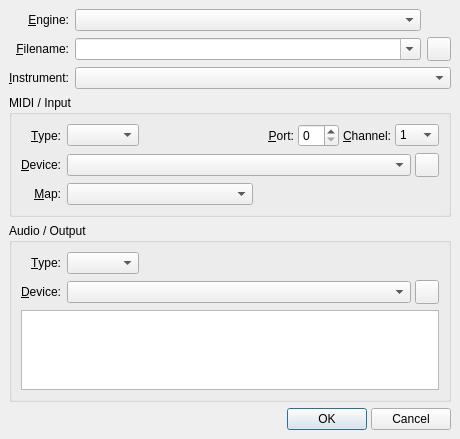
Above: src/qsamplerChannelForm.ui from rncbc/qsampler before the change. Below: the same form after it.
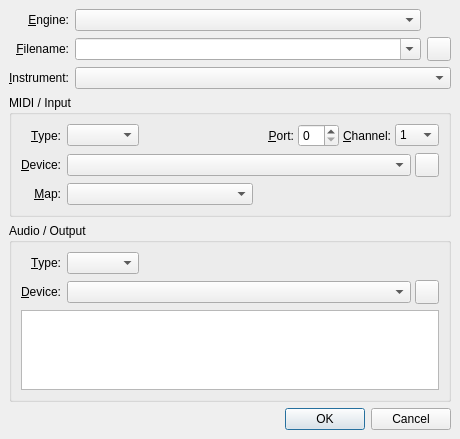
That is the form after the change. Icons and pictures are not drawn.

```diff
--- a/src/qsamplerChannelForm.ui
+++ b/src/qsamplerChannelForm.ui
@@ -726,50 +726,14 @@
     </widget>
    </item>
    <item>
-    <layout class="QHBoxLayout" >
-     <property name="margin" >
-      <number>0</number>
+    <widget class="QDialogButtonBox" name="DialogButtonBox">
+     <property name="orientation">
+      <enum>Qt::Horizontal</enum>
      </property>
-     <property name="spacing" >
-      <number>4</number>
+     <property name="standardButtons">
+      <set>QDialogButtonBox::Cancel|QDialogButtonBox::Ok</set>
      </property>
-     <item>
-      <spacer>
-       <property name="orientation" >
-        <enum>Qt::Horizontal</enum>
-       </property>
-       <property name="sizeType" >
-        <enum>QSizePolicy::Expanding</enum>
-       </property>
-       <property name="sizeHint" >
-        <size>
-         <width>8</width>
-         <height>8</height>
-        </size>
-       </property>
-      </spacer>
-     </item>
-     <item>
-      <widget class="QPushButton" name="OkPushButton" >
-       <property name="text" >
-        <string>OK</string>
-       </property>
-       <property name="icon" >
-        <iconset resource="qsampler.qrc" >:/images/formAccept.png</iconset>
-       </property>
-      </widget>
-     </item>
-     <item>
-      <widget class="QPushButton" name="CancelPushButton" >
-       <property name="text" >
-        <string>Cancel</string>
-       </property>
-       <property name="icon" >
-        <iconset resource="qsampler.qrc" >:/images/formReject.png</iconset>
-       </property>
-      </widget>
-     </item>
-    </layout>
+    </widget>
    </item>
   </layout>
  </widget>
```
Left out of the diff: 3 changed lines with no effect on the pictures.
